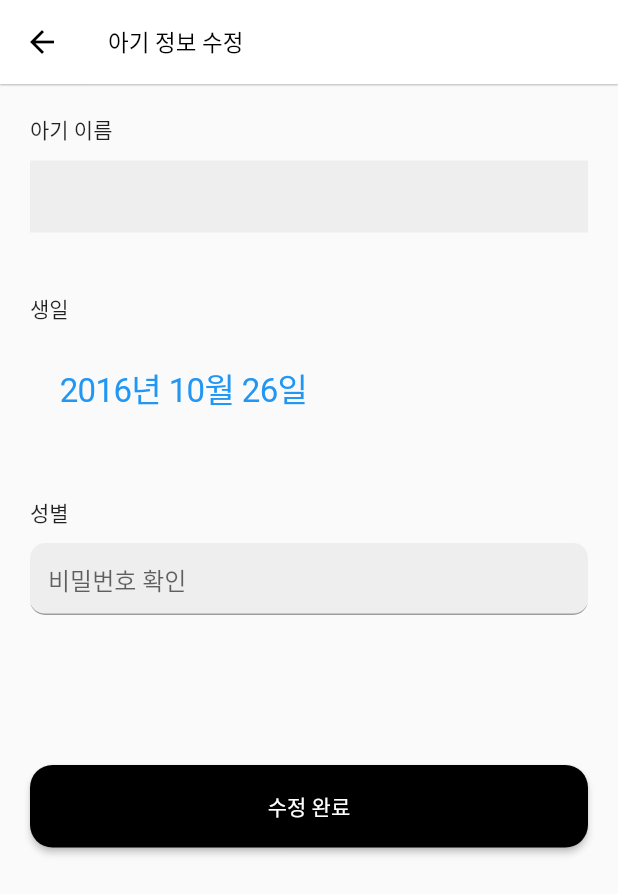
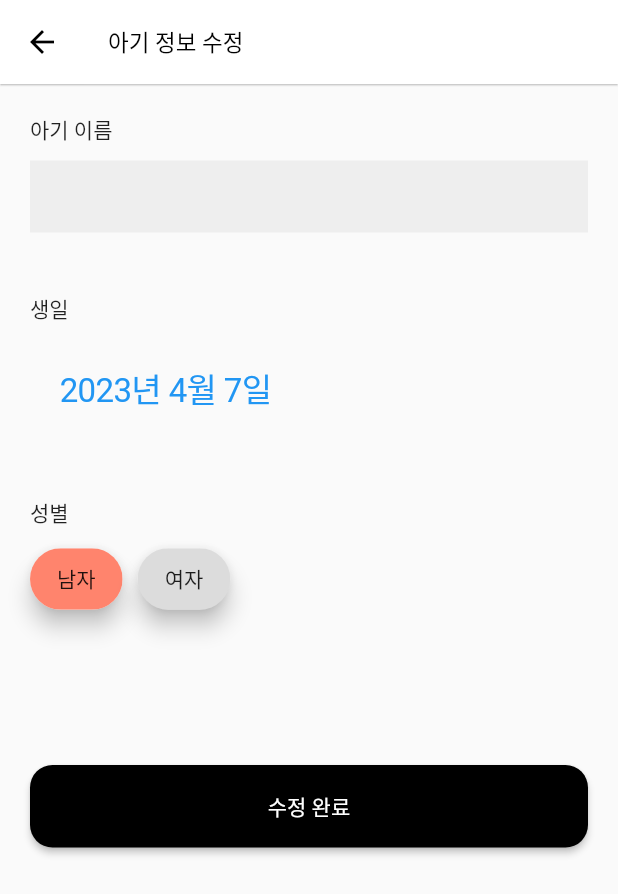
Before and after one commit to Mmm2927/LSTM, a Flutter app: the ModifyBaby screen opened directly with empty values, on a phone screen of 412 x 824 dp. Shown: the top 894 px of the screen. Run offline on Flutter 3.47's test engine with Material 2 defaults, Android fonts, the phone set to English and light mode, and no system bars; our stand-ins replace dio, flutter_secure_storage, image_picker, logger, sqflite, table_calendar; missing offline and left inert: jwt_decode; accounts and stored records are empty; Roboto replaces fonts that are missing (basic).

Commit message:
:sparkles: 아기리스트

```diff
--- a/lib/screens/Login/signUp.dart
+++ b/lib/screens/Login/signUp.dart
@@ -126,9 +126,9 @@ class _SignUp extends State<SignUp>{
       _showDialog('환영합니다');
       String token = response.data['access_token']; // response의 token키에 담긴 값을 token 변수에 담아서
       Map<dynamic, dynamic> payload = Jwt.parseJwt(token);
+      User uinfo = User(response.data['email'], passController.text, response.data['name'], response.data['phone']);
       // 로그인 정보 저장
-      User uinfo = User(response.data['email'], passController.text, response.data['name'], "01092982310");    // response.data['phone']
-      Login loginInfo = Login(token, payload['user_id'], uinfo);
+      Login loginInfo = Login(token, response.data['refresh_token'], payload['user_id'],response.data['email'], passController.text);
       await storage.write(key: 'login', value: jsonEncode(loginInfo));
       Navigator.pushReplacement(
           context,
--- a/lib/screens/MyPage/modifyBaby.dart
+++ b/lib/screens/MyPage/modifyBaby.dart
@@ -11,10 +11,13 @@ class ModifyBaby extends StatefulWidget{
   State<ModifyBaby> createState() => _ModifyBaby();
 }
 class _ModifyBaby extends State<ModifyBaby> {
-  DateTime date = DateTime(2016, 10, 26);
+  late int _valueGender;
+  late DateTime date;
   @override
   void initState() {
     super.initState();
+    _valueGender = widget.baby.gender;
+    date = widget.baby.birth;
   }
   @override
   Widget build(BuildContext context) {
@@ -52,11 +55,24 @@ class _ModifyBaby extends State<ModifyBaby> {
                 ),
               ),
               drawTitle('성별', 40),
-              TextFormField(
-                obscureText: true,
-                decoration: formDecoration('비밀번호 확인'),
-                onChanged: (val){setState(() {
-                });},
+              Wrap(
+                spacing: 10.0,
+                children: List<Widget>.generate(
+                    2, (int index){
+                  List<String> gender = ['남자', '여자'];
+                  return ChoiceChip(
+                      elevation: 6.0,
+                      padding: const EdgeInsets.all(10),
+                      selectedColor: const Color(0xffff846d),
+                      label: Text(gender[index]),
+                      selected: _valueGender == index,
+                      onSelected: (bool selected){
+                        setState((){
+                          _valueGender = (selected ? index : null)!;
+                        });
+                      }
+                  );
+                }).toList()
               ),
               const SizedBox(height: 100),
               ElevatedButton(
--- a/pubspec.yaml
+++ b/pubspec.yaml
@@ -33,7 +33,7 @@ dependencies:
   flutter_localizations:
     sdk: flutter
   table_calendar: ^3.0.8
-  intl: ^0.18.0
+  intl: ^0.17.0
   checkbox_formfield: ^0.2.0
   dio: ^5.0.3
   jwt_decode: ^0.3.1
```
Also changed, not shown: lib/httpservices/backend.dart (+50 -0 lines), lib/httpservices/storage.dart (added, +16 -0 lines), lib/main.dart (+14 -5 lines), lib/models/model.dart (+20 -8 lines), lib/screens/BaseWidget.dart (+32 -4 lines), lib/screens/MyPage/modifyUser.dart (+11 -1 lines), lib/screens/main_4_mypage.dart (+15 -4 lines), pubspec.lock.
